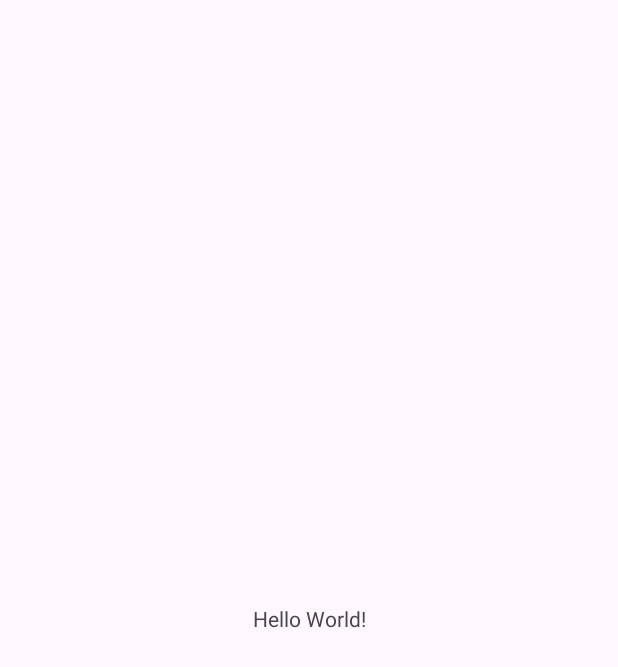
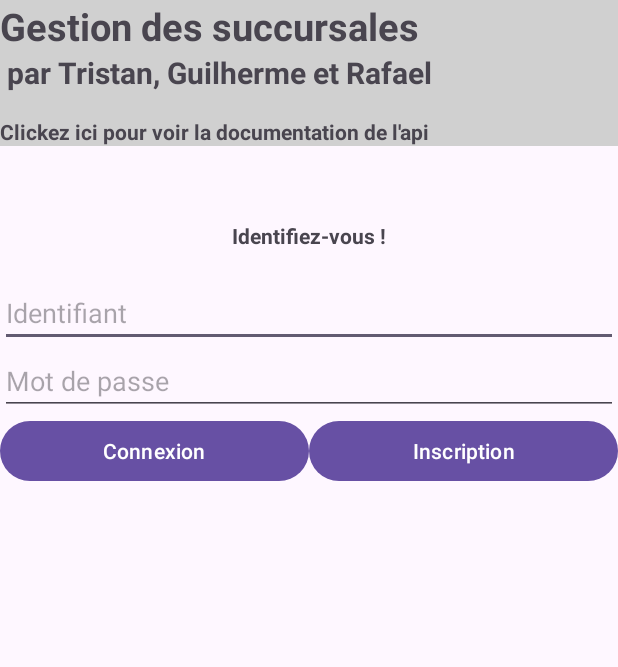
Before and after one commit to Tantris514/Gestion-des-succursales-android, an Android app: the screen it shows after launch (MainActivity), on a phone screen of 412 x 824 dp. Before the commit the part shown is almost empty. Shown: the top 667 px of the screen. Run offline under Robolectric (Android 15) with nearby library versions, the phone set to English and light mode, and no system bars.

Commit message:
Modified MainXml

```diff
--- a/app/src/main/AndroidManifest.xml
+++ b/app/src/main/AndroidManifest.xml
@@ -1,6 +1,6 @@
 <?xml version="1.0" encoding="utf-8"?>
 <manifest xmlns:android="http://schemas.android.com/apk/res/android"
-    xmlns:tools="http://schemas.android.com/tools">
+    xmlns:tools="http://schemas.android.com/tools" >
 
     <application
         android:allowBackup="true"
@@ -11,10 +11,10 @@
         android:roundIcon="@mipmap/ic_launcher_round"
         android:supportsRtl="true"
         android:theme="@style/Theme.GestionDesSuccursales"
-        tools:targetApi="31">
+        tools:targetApi="31" >
         <activity
             android:name=".MainActivity"
-            android:exported="true">
+            android:exported="true" >
             <intent-filter>
                 <action android:name="android.intent.action.MAIN" />
 
--- a/app/src/main/res/layout/activity_main.xml
+++ b/app/src/main/res/layout/activity_main.xml
@@ -1,18 +1,106 @@
 <?xml version="1.0" encoding="utf-8"?>
-<androidx.constraintlayout.widget.ConstraintLayout xmlns:android="http://schemas.android.com/apk/res/android"
+<androidx.constraintlayout.widget.ConstraintLayout
+    xmlns:android="http://schemas.android.com/apk/res/android"
+    xmlns:tools="http://schemas.android.com/tools"
     xmlns:app="http://schemas.android.com/apk/res-auto"
-    xmlns:tools="http://schemas.android.com/tools"
     android:layout_width="match_parent"
     android:layout_height="match_parent"
     tools:context=".MainActivity">
 
+    <LinearLayout
+        android:id="@+id/infoTitre"
+        android:layout_width="match_parent"
+        android:layout_height="wrap_content"
+        android:background="#d0d0d0"
+        android:orientation="vertical"
+        app:layout_constraintEnd_toEndOf="parent"
+        app:layout_constraintLeft_toLeftOf="parent"
+        app:layout_constraintRight_toRightOf="parent"
+        app:layout_constraintStart_toStartOf="parent"
+        app:layout_constraintTop_toTopOf="parent">
+
+        <!-- Title -->
+
+        <TextView
+            android:id="@+id/titre"
+            android:layout_width="wrap_content"
+            android:layout_height="wrap_content"
+            android:text="Gestion des succursales"
+            android:textSize="25sp"
+            android:textStyle="bold" />
+
+        <TextView
+            android:id="@+id/autheurs"
+            android:layout_width="wrap_content"
+            android:layout_height="wrap_content"
+            android:text=" par Tristan, Guilherme et Rafael"
+            android:textSize="20sp"
+            android:textStyle="bold" />
+
+
+        <TextView
+            android:id="@+id/LienVersDoc"
+            android:layout_width="wrap_content"
+            android:layout_height="wrap_content"
+            android:layout_marginTop="16dp"
+            android:text="Clickez ici pour voir la documentation de l'api"
+            android:textSize="14sp"
+            android:textStyle="bold" />
+    </LinearLayout>
+
+    <!-- Identify Yourself -->
     <TextView
+        android:id="@+id/tvIdentify"
         android:layout_width="wrap_content"
         android:layout_height="wrap_content"
-        android:text="Hello World!"
-        app:layout_constraintBottom_toBottomOf="parent"
-        app:layout_constraintEnd_toEndOf="parent"
-        app:layout_constraintStart_toStartOf="parent"
-        app:layout_constraintTop_toTopOf="parent" />
+        android:text="Identifiez-vous !"
+        android:textStyle="bold"
+        android:layout_marginTop="50dp"
+        app:layout_constraintTop_toBottomOf="@id/infoTitre"
+        app:layout_constraintLeft_toLeftOf="parent"
+        app:layout_constraintRight_toRightOf="parent"/>
+
+
+    <EditText
+        android:id="@+id/tbMatricule"
+        android:layout_width="0dp"
+        android:layout_height="wrap_content"
+        android:layout_marginTop="19dp"
+        android:hint="Identifiant"
+        android:inputType="text"
+        app:layout_constraintHorizontal_bias="1.0"
+        app:layout_constraintLeft_toLeftOf="parent"
+        app:layout_constraintRight_toRightOf="parent"
+        app:layout_constraintTop_toBottomOf="@+id/tvIdentify" />
+
+    <EditText
+        android:id="@+id/tbMotDePasse"
+        android:layout_width="0dp"
+        android:layout_height="wrap_content"
+        android:hint="Mot de passe"
+        android:inputType="textPassword"
+        app:layout_constraintLeft_toLeftOf="parent"
+        app:layout_constraintRight_toRightOf="parent"
+        app:layout_constraintTop_toBottomOf="@id/tbMatricule" />
+
+    <Button
+        android:id="@+id/btnConnexion"
+        android:layout_width="0dp"
+        android:layout_height="wrap_content"
+        android:text="Connexion"
+        app:layout_constraintTop_toBottomOf="@id/tbMotDePasse"
+        app:layout_constraintLeft_toLeftOf="parent"
+        app:layout_constraintRight_toLeftOf="@+id/btnInscription" />
+
+    <!-- Button for 'Inscription' -->
+    <Button
+        android:id="@+id/btnInscription"
+        android:layout_width="0dp"
+        android:layout_height="wrap_content"
+        android:text="Inscription"
+        app:layout_constraintTop_toBottomOf="@id/tbMotDePasse"
+        app:layout_constraintLeft_toRightOf="@id/btnConnexion"
+        app:layout_constraintRight_toRightOf="parent" />
+
 
 </androidx.constraintlayout.widget.ConstraintLayout>
```
